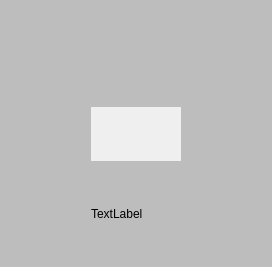
First picture: the form in qatime-studio/UIVideo.ui, repository chuanjiabao1981/qatime-win, before the edit.
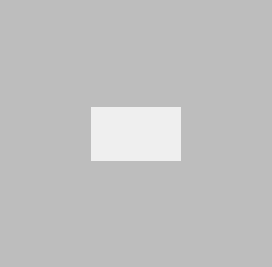
Second picture: the form after the edit. Icons and pictures are not drawn.

The edit to the form file:
```diff
--- a/qatime-studio/UIVideo.ui
+++ b/qatime-studio/UIVideo.ui
@@ -110,7 +110,7 @@
             <string notr="true">background-color: rgb(189, 189, 189);</string>
            </property>
            <property name="text">
-            <string>TextLabel</string>
+            <string/>
            </property>
           </widget>
          </item>
```
